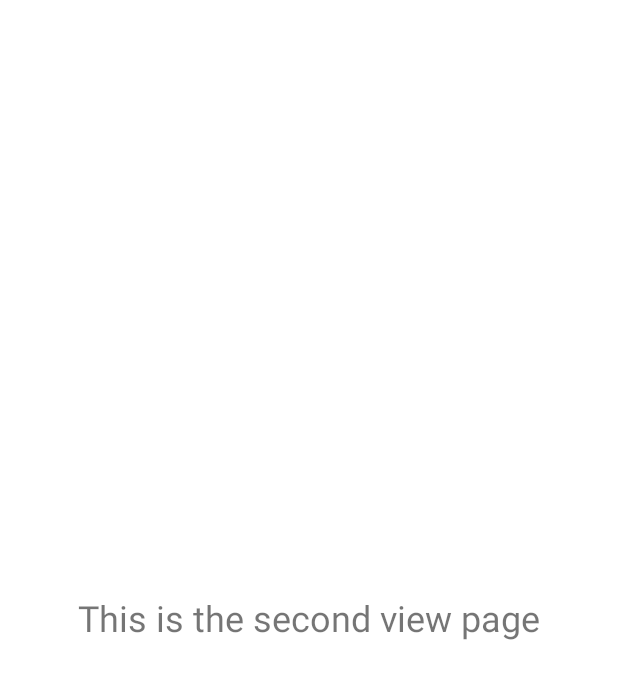
After one commit to leofab/tenbuttonsbuildchatgpthelp, an Android app: the layout activity_second.xml on its own in the app's theme, with its tools: preview values and no code run, on a phone screen of 412 x 824 dp. The commit adds this screen. Shown: the top 679 px of the screen. Run offline under Robolectric (Android 15) with nearby library versions, the phone set to English and light mode, and no system bars.

Commit message:
secondviewimplement

```diff
--- /dev/null
+++ b/app/src/main/res/layout/activity_second.xml
@@ -0,0 +1,13 @@
+<?xml version="1.0" encoding="utf-8"?>
+<RelativeLayout xmlns:android="http://schemas.android.com/apk/res/android"
+    android:layout_width="match_parent"
+    android:layout_height="match_parent">
+
+    <TextView
+        android:layout_width="wrap_content"
+        android:layout_height="wrap_content"
+        android:text="@string/this_is_the_second_view_page"
+        android:textSize="24sp"
+        android:layout_centerInParent="true" />
+
+</RelativeLayout>
--- a/app/src/main/res/values/strings.xml
+++ b/app/src/main/res/values/strings.xml
@@ -10,4 +10,5 @@
     <string name="button_8">Button 8</string>
     <string name="button_9">Button 9</string>
     <string name="button_10">Button 10</string>
+    <string name="this_is_the_second_view_page">This is the second view page</string>
 </resources>
```
Also changed, not shown: app/src/main/java/com/example/tenbuttons/MainActivity.java (+7 -0 lines), app/src/main/java/com/example/tenbuttons/SecondActivity.java (added, +14 -0 lines).
